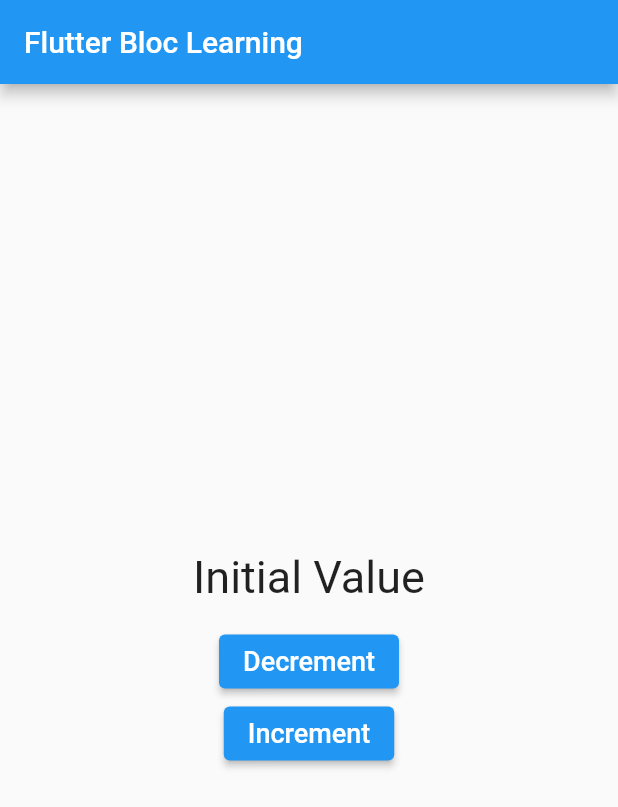
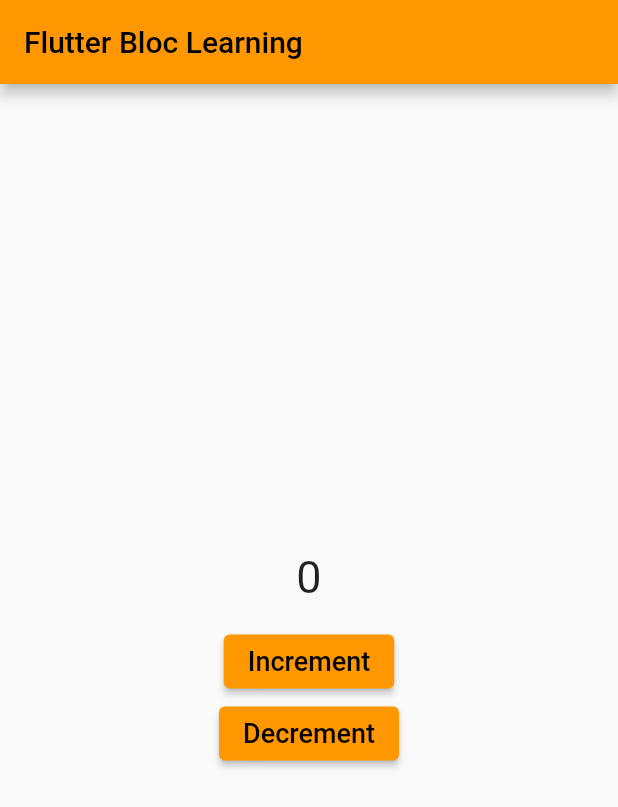
Before and after one commit to lypsisrudiansyah/bloc_counter_app, a Flutter app: the screen it shows after launch, on a phone screen of 412 x 824 dp. Shown: the top 807 px of the screen. Run offline on Flutter 3.47's test engine with Material 2 defaults, Android fonts, the phone set to English and light mode, and no system bars; our stand-ins replace flutter_bloc.

Commit message:
update main.dart

```diff
--- a/lib/main.dart
+++ b/lib/main.dart
@@ -1,4 +1,6 @@
+import 'package:bloc_counter_app/counter_bloc.dart';
 import 'package:flutter/material.dart';
+import 'package:flutter_bloc/flutter_bloc.dart';
 
 void main() => runApp(const MyApp());
 
@@ -13,18 +15,23 @@
   @override
   Widget build(BuildContext context) {
     return MaterialApp(
+      theme: ThemeData(primarySwatch: Colors.orange),
       title: 'Flutter Bloc Learning',
       home: Scaffold(
         appBar: AppBar(
           title: const Text('Flutter Bloc Learning'),
         ),
         body: Center(
-          child: Column(
+          child: BlocProvider(
+            create: (context) => CounterBloc(),
+            child: BlocBuilder<CounterBloc, int>(
+              builder: (context, state) {
+                return Column(
                   mainAxisAlignment: MainAxisAlignment.center,
                   children: [
-              const Text(
-                'Initial Value',
-                style: TextStyle(
+                    Text(
+                      "$state",
+                      style: const TextStyle(
                         fontSize: 30.0,
                       ),
                     ),
@@ -36,7 +43,7 @@
                         ElevatedButton(
                           onPressed: () {},
                           child: const Text(
-                      'Decrement',
+                            'Increment',
                             style: TextStyle(
                               fontSize: 18.0,
                             ),
@@ -48,7 +55,7 @@
                         ElevatedButton(
                           onPressed: () {},
                           child: const Text(
-                      'Increment',
+                            'Decrement',
                             style: TextStyle(
                               fontSize: 18.0,
                             ),
@@ -57,6 +64,9 @@
                       ],
                     ),
                   ],
+                );
+              },
+            ),
           ),
         ),
       ),
```
Lines whose indentation alone changed are shown as unchanged.
